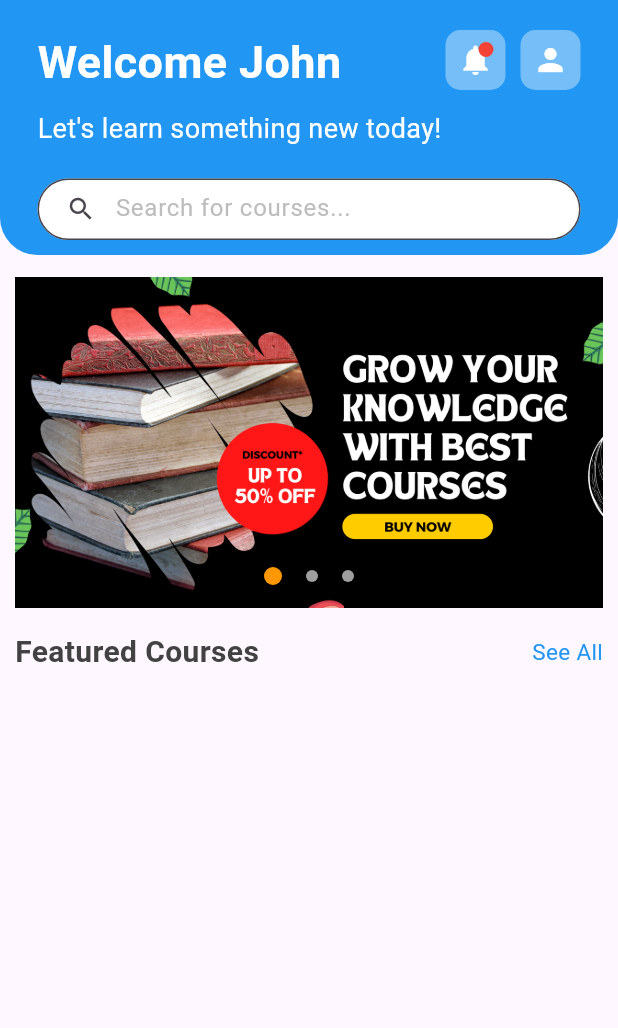
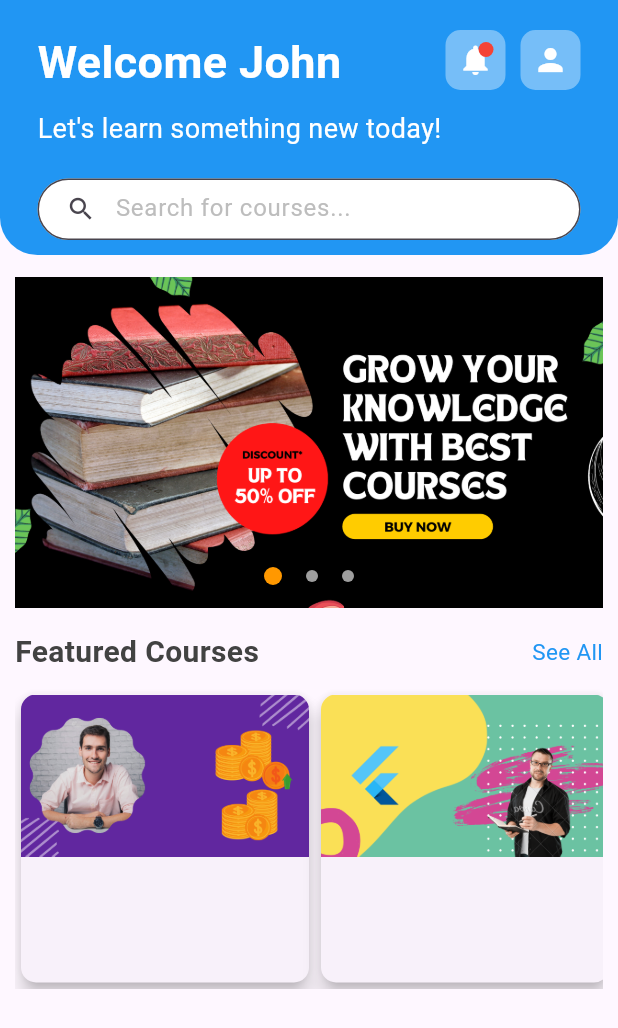
Before and after one commit to adogbeji/FlutterElearningAppPrototype, a Flutter app: the CourseHomeScreen screen opened by its route, on a phone screen of 412 x 824 dp. Shown: the top 1028 px of the screen. Run offline on Flutter 3.47's test engine with Material 3 defaults, Android fonts, the phone set to English and light mode, and no system bars.

Commit message:
Start displaying course content & register more images in pubspec.yaml file

```diff
--- a/lib/views/home/widgets/course_item.dart
+++ b/lib/views/home/widgets/course_item.dart
@@ -1,7 +1,11 @@
 import 'package:flutter/material.dart';
 
+import 'package:elearning_app_prototype/models/course.dart';
+
 class CourseItem extends StatelessWidget {
-  const CourseItem({super.key});
+  const CourseItem({super.key, required this.course});
+
+  final Course course;
 
   @override
   Widget build(BuildContext context) {
@@ -13,8 +17,10 @@ class CourseItem extends StatelessWidget {
         shape: RoundedRectangleBorder(
           borderRadius: BorderRadius.circular(10),
         ),
-        child: const Column(
-          children: [],
+        child: Column(
+          children: [
+            Image.asset(course.thumbnailUrl),
+          ],
         ),
       ),
     );
--- a/lib/views/home/widgets/featured_courses.dart
+++ b/lib/views/home/widgets/featured_courses.dart
@@ -2,6 +2,7 @@ import 'package:flutter/material.dart';
 
 import 'package:elearning_app_prototype/models/course.dart';
 import 'package:elearning_app_prototype/data_provider/course_data_provider.dart';
+import 'package:elearning_app_prototype/views/home/widgets/course_item.dart';
 
 class FeaturedCourses extends StatelessWidget {
   const FeaturedCourses({super.key});
@@ -47,9 +48,11 @@ class FeaturedCourses extends StatelessWidget {
         SizedBox(
           height: 200,
           child: ListView.builder(
+            scrollDirection: Axis.horizontal,
             itemCount: featuredCourseList.length,
             itemBuilder: (context, index) {
               Course course = featuredCourseList[index];
+              return CourseItem(course: course);
             }
           ),
         ),
--- a/pubspec.yaml
+++ b/pubspec.yaml
@@ -62,6 +62,7 @@ flutter:
   assets:
     - assets/images/intro/
     - assets/images/offer/
+    - assets/images/course/
     # - images/a_dot_burr.jpeg
   #   - images/a_dot_ham.jpeg
 
```
